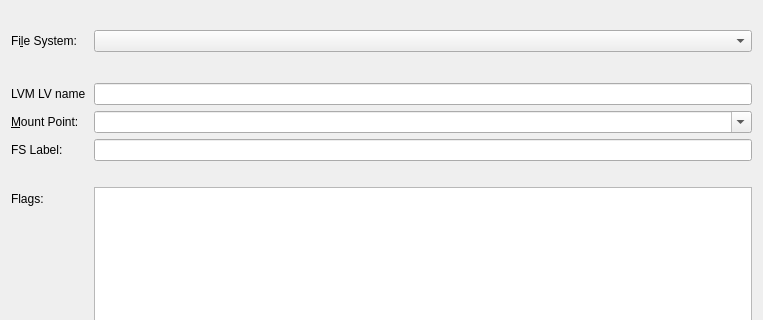
Above: src/modules/partition/gui/CreatePartitionDialog.ui from calamares/calamares before the change; both pictures show x 0 to 763 and y 186 to 506 of the 763 by 689 pixel window. Below: the same form after it.
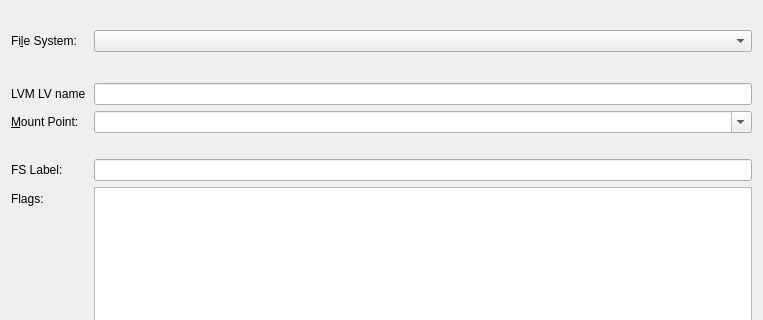
That is the form after the change. Custom widgets are drawn as their Qt base class.

Commit message:
[partition] Move message closer to input field
The warning about the mount point -- that it was in-use or
invalid -- had been separated from the drop-down by the
FSLabel field. Move it back, rename the variable for
clarity while we're at it.

Patch:
```diff
--- a/src/modules/partition/gui/CreatePartitionDialog.ui
+++ b/src/modules/partition/gui/CreatePartitionDialog.ui
@@ -185,21 +185,14 @@
        </property>
       </widget>
      </item>
-     <item row="10" column="1">
-      <widget class="QLabel" name="labelMountPoint">
-       <property name="text">
-        <string/>
-       </property>
-      </widget>
-     </item>
-     <item row="11" column="0">
+     <item row="12" column="0">
       <widget class="QLabel" name="label_3">
        <property name="text">
         <string>Flags:</string>
        </property>
       </widget>
      </item>
-     <item row="11" column="1">
+     <item row="12" column="1">
       <widget class="QListWidget" name="m_listFlags">
        <property name="alternatingRowColors">
         <bool>true</bool>
@@ -212,7 +205,7 @@
        </property>
       </widget>
      </item>
-     <item row="12" column="0">
+     <item row="13" column="0">
       <spacer name="verticalSpacer">
        <property name="orientation">
         <enum>Qt::Vertical</enum>
@@ -225,7 +218,7 @@
        </property>
       </spacer>
      </item>
-     <item row="9" column="1">
+     <item row="10" column="1">
       <widget class="QLineEdit" name="filesystemLabelEdit">
        <property name="toolTip">
         <string>Label for the filesystem</string>
@@ -235,13 +228,20 @@
        </property>
       </widget>
      </item>
-     <item row="9" column="0">
+     <item row="10" column="0">
       <widget class="QLabel" name="label_4">
        <property name="text">
         <string>FS Label:</string>
        </property>
       </widget>
      </item>
+     <item row="9" column="1">
+      <widget class="QLabel" name="mountPointExplanation">
+       <property name="text">
+        <string/>
+       </property>
+      </widget>
+     </item>
     </layout>
    </item>
    <item>
```
The commit also changes 3 other files.
